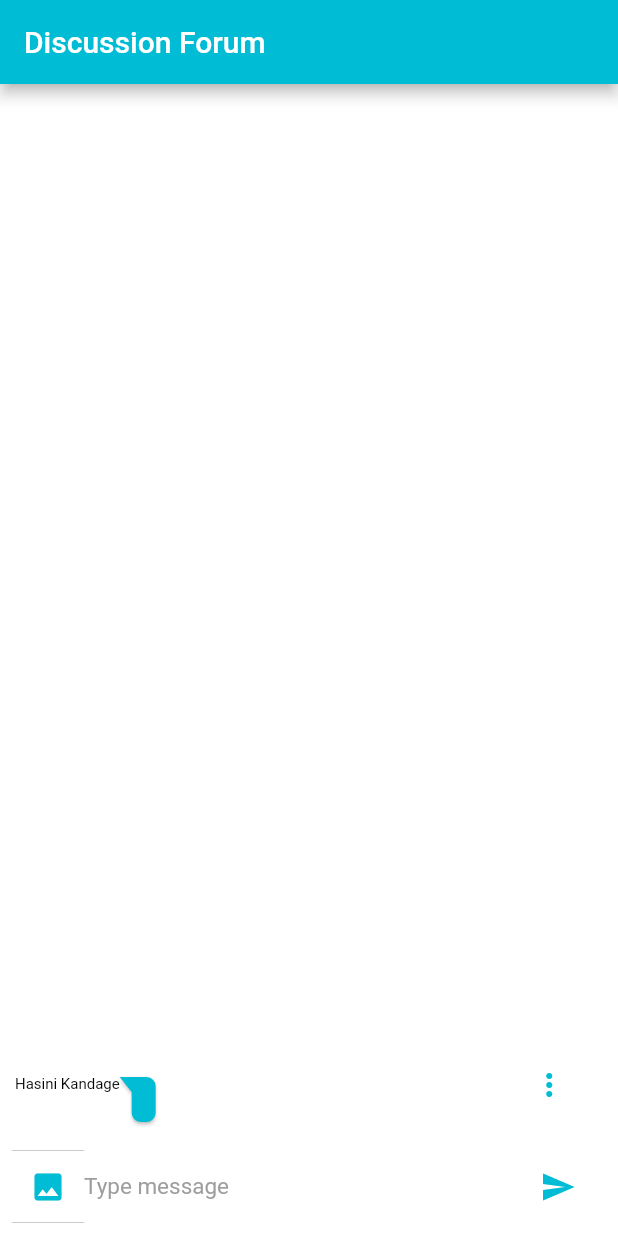
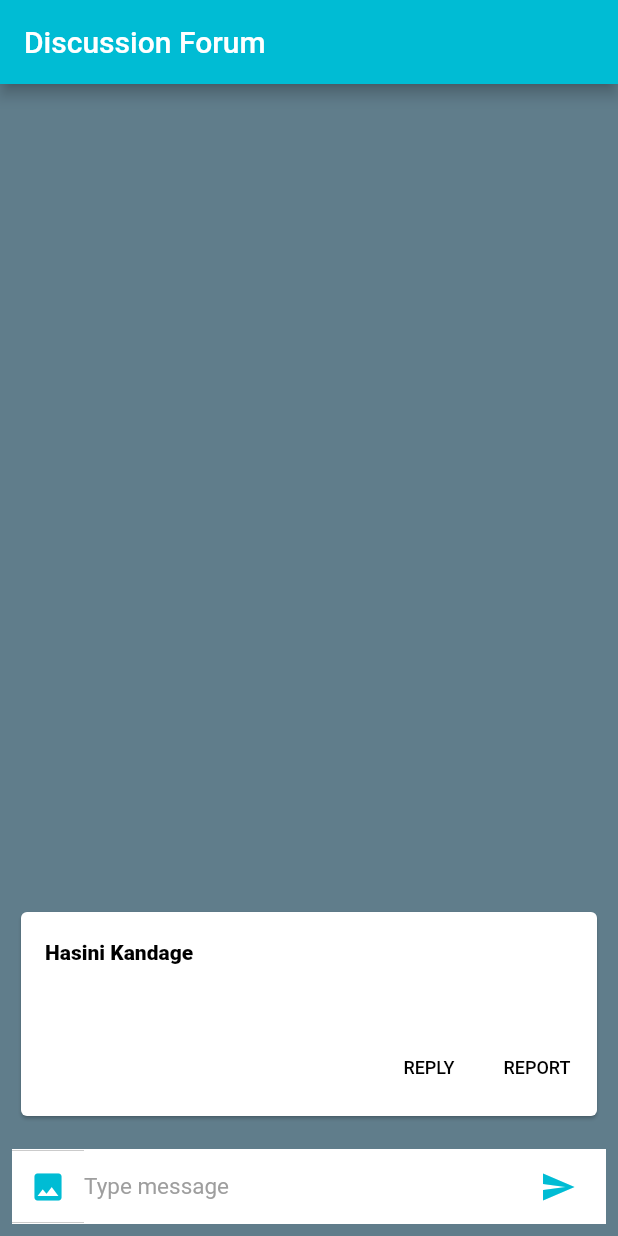
Before and after one commit to Group40/SandT_Group, a Flutter app: the DiscussionForum screen opened directly, after a tap on the "send" icon, on a phone screen of 412 x 824 dp. Run offline on Flutter 3.47's test engine with Material 2 defaults, Android fonts, the phone set to English and light mode, and no system bars; drawn by our look-alikes of bubble; our stand-ins replace cloud_firestore, flutter_calendar_carousel; accounts and stored records are empty.

Commit message:
Messagetile

```diff
--- a/lib/DiscussionForum/DiscussionForum.dart
+++ b/lib/DiscussionForum/DiscussionForum.dart
@@ -1,5 +1,4 @@
 import 'dart:async';
-import 'package:bubble/bubble.dart';
 import 'package:cloud_firestore/cloud_firestore.dart';
 import 'package:flutter/material.dart';
 import 'package:flutter/rendering.dart';
@@ -24,57 +23,162 @@ class _DiscussionForumState extends State<DiscussionForum> {
     //isLoading = false;
   }
 
-  void popUpMenu() {}
+  //report message dialog //not running
+  Future<void> _reportMessage() {
+    return showDialog(
+      context: context,
+      barrierDismissible: false,
+      builder: (context) => AlertDialog(
+        backgroundColor: Colors.white,
+        title: Text(
+          "Are you sure you want to report this message for inappropriate content?",
+          style: TextStyle(
+            color: Colors.black,
+            fontSize: 15.0,
+            fontWeight: FontWeight.w500,
+          ),
+        ),
+        actions: <Widget>[
+          FlatButton(
+              onPressed: () => Navigator.pop(context),
+              child: Text(
+                "Cancel",
+                style: TextStyle(color: Colors.black),
+              )),
+          FlatButton(
+            onPressed: null,
+            child: Text(
+              "Report",
+              style: TextStyle(color: Colors.black),
+            ),
+          )
+        ],
+      ),
+    );
+  }
 
-  //build item
+  // Widget buildMessage(int index, DocumentSnapshot document) {
+  //   return Column(
+  //     children: [
+  //       Row(
+  //         children: <Widget>[
+  //           Container(
+  //             child: Text(
+  //               document['name'],
+  //               style: TextStyle(
+  //                 color: Colors.black,
+  //                 fontSize: 12.0,
+  //               ),
+  //             ),
+  //             margin: EdgeInsets.only(top: 10.0),
+  //           ),
+  //         ],
+  //       ),
+  //       Row(
+  //         children: <Widget>[
+  //           Expanded(
+  //             flex: 14,
+  //             child: Bubble(
+  //               child: Text(
+  //                 document['body'],
+  //                 style: TextStyle(
+  //                   color: Colors.black,
+  //                   fontSize: 15.0,
+  //                 ),
+  //               ),
+  //               alignment: Alignment.topLeft,
+  //               color: Colors.cyan,
+  //               nip: BubbleNip.leftTop,
+  //               margin: BubbleEdges.only(right: 10.0, bottom: 10.0),
+  //             ),
+  //           ),
+  //           Expanded(
+  //               flex: 2,
+  //               child: PopupMenuButton(
+  //                   icon: Icon(
+  //                     Icons.more_vert,
+  //                     color: Colors.cyan,
+  //                   ),
+  //                   offset: Offset(0, 20),
+  //                   color: Colors.white,
+  //                   elevation: 8.0,
+  //                   itemBuilder: (context) => [
+  //                         PopupMenuItem(
+  //                           child: InkResponse(
+  //                               //borderRadius: BorderRadius.horizontal(),
+  //                               highlightShape: BoxShape.rectangle,
+  //                               child: Text(
+  //                                 "Report message",
+  //                                 style: TextStyle(
+  //                                     color: Colors.black, fontSize: 12.0),
+  //                               ),
+  //                               onTap: () {
+  //                                 Navigator.pop(context);
+  //                                 _reportMessage();
+  //                               }),
+  //                           height: 30.0,
+  //                           enabled: true,
+  //                         ),
+  //                       ]))
+  //         ],
+  //       ),
+
+  //       //  ),
+  //     ],
+  //   );
+  // }
+
   Widget buildMessage(int index, DocumentSnapshot document) {
-    return Row(
-      children: [
-        Row(
+    return Flexible(
+      child: Card(
+        color: Colors.white,
+        child: Column(
+          mainAxisSize: MainAxisSize.min,
           children: <Widget>[
-            Container(
-              child: Text(
+            ListTile(
+              title: Text(
                 document['name'],
                 style: TextStyle(
-                  color: Colors.black,
-                  fontSize: 10.0,
+                    color: Colors.black,
+                    fontSize: 14.0,
+                    fontWeight: FontWeight.w800),
+              ),
+              subtitle: Text(
+                document['body'],
+                style: TextStyle(
+                    color: Colors.black,
+                    fontSize: 16.0,
+                    fontWeight: FontWeight.w400),
+              ),
+            ),
+            ButtonBar(
+              children: <Widget>[
+                FlatButton(
+                  onPressed: null,
+                  child: const Text(
+                    'REPLY',
+                    style: TextStyle(color: Colors.black, fontSize: 12.0),
+                  ),
                 ),
-              ),
-              margin: EdgeInsets.only(top: 10.0, bottom: 10.0),
+                FlatButton(
+                  onPressed: () {
+                    _reportMessage();
+                  },
+                  child: const Text(
+                    'REPORT',
+                    style: TextStyle(color: Colors.black, fontSize: 12.0),
+                  ),
+                )
+              ],
             ),
           ],
         ),
-        Expanded(
-          flex: 14,
-          child: Bubble(
-            child: Text(
-              document['body'],
-              style: TextStyle(
-                color: Colors.black,
-                fontSize: 15.0,
-              ),
-            ),
-            alignment: Alignment.topLeft,
-            color: Colors.cyan,
-            nip: BubbleNip.leftTop,
-            margin: BubbleEdges.only(top: 20.0, right: 10.0),
-          ),
-        ),
-        Expanded(
-            flex: 4,
-            child: IconButton(
-              icon: Icon(
-                Icons.more_vert,
-                color: Colors.cyan,
-              ),
-              onPressed: () => popUpMenu(),
-            )),
-      ],
+      ),
     );
   }
 
   //send method
-  Future<void> send(String id, String name, String content, int type) async {
+  Future<void> send(String id, String name, String content) async {
     if (content.trim() != '') {
       myController.clear();
     }
@@ -83,7 +187,6 @@ class _DiscussionForumState extends State<DiscussionForum> {
       'id': id,
       'name': name,
       'body': content,
-      'type': type,
       'timestamp': FieldValue.serverTimestamp()
       //DateTime.now().millisecondsSinceEpoch.toString()
     });
@@ -100,9 +203,8 @@ class _DiscussionForumState extends State<DiscussionForum> {
             backgroundColor: Colors.white,
             title: Text(
               'Are you sure you want to leave discussion?',
-              style: TextStyle(
-                color: Colors.black,
-              ),
+              style:
+                  TextStyle(color: Colors.black, fontWeight: FontWeight.w500),
             ),
             actions: <Widget>[
               FlatButton(
@@ -129,7 +231,7 @@ class _DiscussionForumState extends State<DiscussionForum> {
   @override
   Widget build(BuildContext context) {
     return Scaffold(
-      backgroundColor: Colors.white,
+      backgroundColor: Colors.blueGrey,
       resizeToAvoidBottomInset: true,
       appBar: AppBar(
           title: Text(
@@ -165,6 +267,7 @@ class _DiscussionForumState extends State<DiscussionForum> {
                       Flexible(
                         child: Container(
                           child: TextField(
+                            textCapitalization: TextCapitalization.sentences,
                             style: TextStyle(
                               color: Colors.black,
                               fontSize: 15.0,
@@ -185,7 +288,7 @@ class _DiscussionForumState extends State<DiscussionForum> {
                           child: IconButton(
                             icon: Icon(Icons.send, color: Colors.cyan),
                             onPressed: () => send(
-                                '100', 'Hasini Kandage', myController.text, 0),
+                                '100', 'Hasini Kandage', myController.text),
                           ), //send method to send messages
                         ),
                         color: Colors.white,
--- a/lib/main.dart
+++ b/lib/main.dart
@@ -1,9 +1,7 @@
 import 'package:flutter/material.dart';
-import 'package:sandtgroup/DiscussionForum/CreateForum.dart';
 import 'package:sandtgroup/DiscussionForum/Login.dart';
 
 import './ArticleHandling/ArticleHandling.dart';
-import './DiscussionForum/DiscussionForum.dart';
 import './EventPublishingBooking/EventBooking.dart';
 import './EventPublishingBooking/EventPublishing.dart';
 import './SignUpLogIn/SignUpLogIn.dart';
@@ -181,14 +179,13 @@ class HasiniButton extends StatelessWidget {
             elevation: 6.0,
             onPressed: () {
               Navigator.push(context, MaterialPageRoute(builder: (context) {
-                return CreateForum();
+                return null;
               }));
             },
           ),
         ],
       ),
     );
-    throw UnimplementedError();
   }
 }
 
--- a/pubspec.yaml
+++ b/pubspec.yaml
@@ -31,6 +31,9 @@ dependencies:
   cloud_firestore: ^0.13.7
   intl: ^0.16.1
   bubble: ^1.1.9+1
+  popup_menu: ^1.0.5
+  flutter_screen_scaler: ^0.0.1
+
 
 dev_dependencies:
   flutter_test:
```
Also changed, not shown: lib/DiscussionForum/CreateForum.dart (+31 -3 lines), pubspec.lock.
